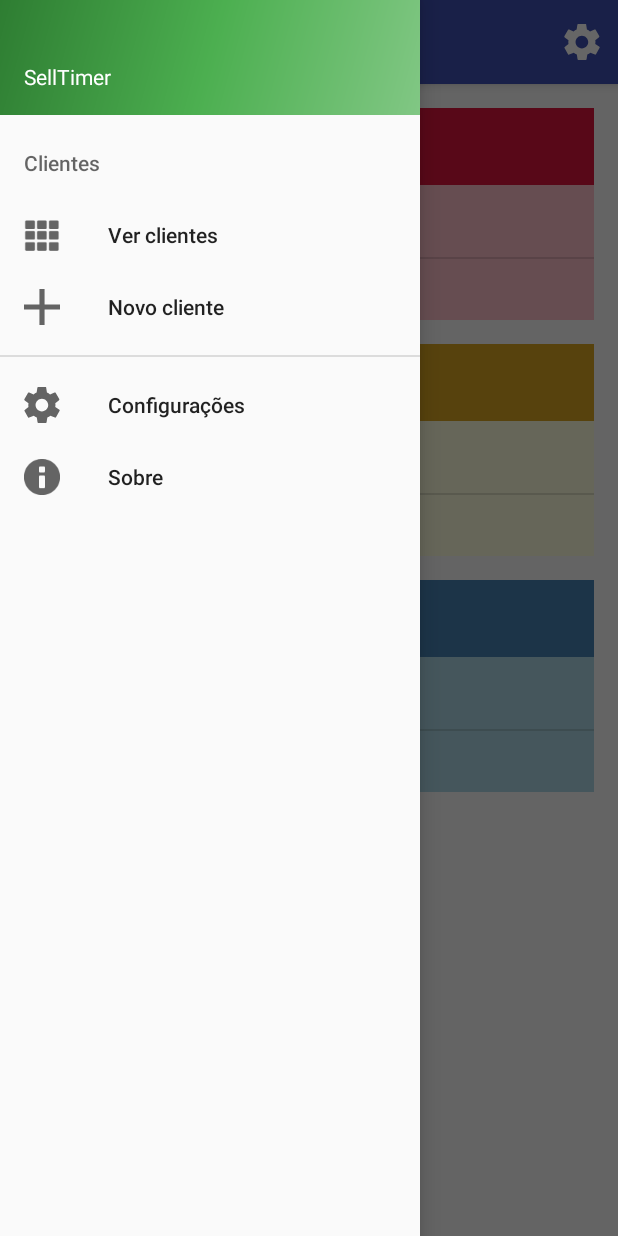
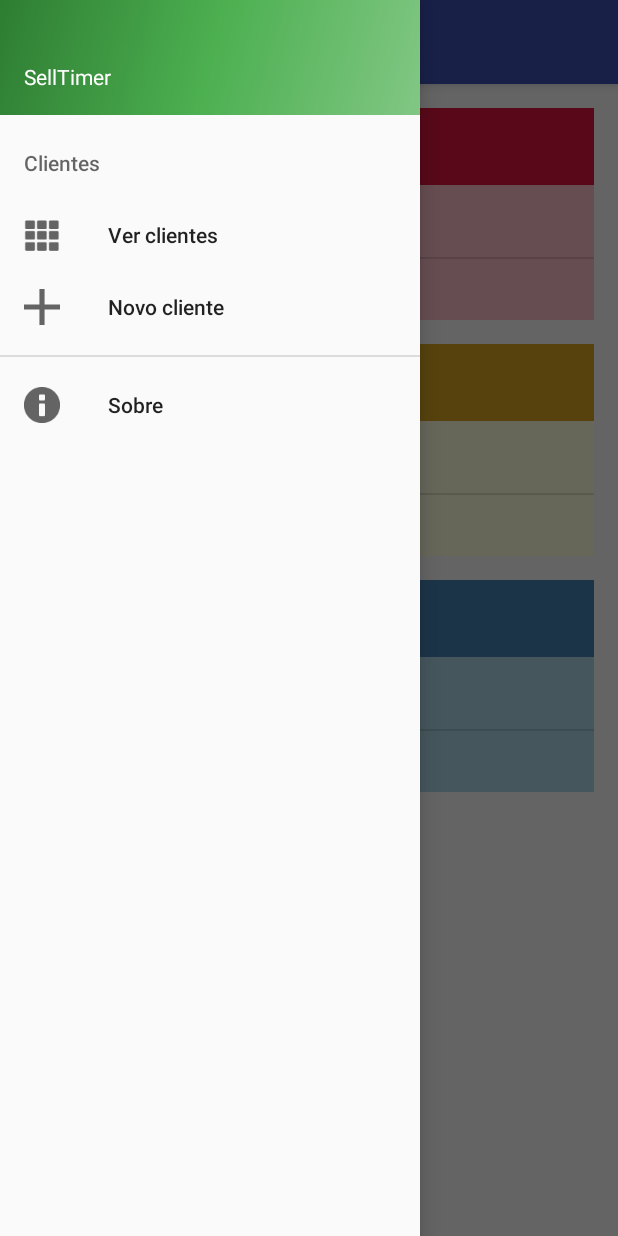
Before and after one commit to ezeqlabs/selltimer, an Android app: the screen it shows after launch (MainActivity), with the side drawer open, on a phone screen of 412 x 824 dp. Run offline under Robolectric (Android 15) with nearby library versions, the phone set to English and light mode, and no system bars.

Commit message:
Corrige problema na navegação

```diff
--- a/app/src/main/java/br/com/ezeqlabs/selltimer/CadastroClientesActivity.java
+++ b/app/src/main/java/br/com/ezeqlabs/selltimer/CadastroClientesActivity.java
@@ -1,5 +1,6 @@
 package br.com.ezeqlabs.selltimer;
 
+import android.content.Intent;
 import android.support.v7.app.AppCompatActivity;
 import android.os.Bundle;
 import android.view.Menu;
@@ -58,6 +59,8 @@ public class CadastroClientesActivity extends AppCompatActivity {
                 return true;
 
             case R.id.action_salvar:
+                Intent detalhe = new Intent(this, DetalheClienteActivity.class);
+                startActivity(detalhe);
                 return false;
 
             default:
--- a/app/src/main/java/br/com/ezeqlabs/selltimer/CadastroContatoActivity.java
+++ b/app/src/main/java/br/com/ezeqlabs/selltimer/CadastroContatoActivity.java
@@ -1,5 +1,6 @@
 package br.com.ezeqlabs.selltimer;
 
+import android.content.Intent;
 import android.support.v7.app.AppCompatActivity;
 import android.os.Bundle;
 import android.view.Menu;
@@ -38,6 +39,8 @@ public class CadastroContatoActivity extends AppCompatActivity {
                 return true;
 
             case R.id.action_salvar:
+                Intent detalhe = new Intent(this, DetalheContatoActivity.class);
+                startActivity(detalhe);
                 return false;
 
             default:
--- a/app/src/main/java/br/com/ezeqlabs/selltimer/MainActivity.java
+++ b/app/src/main/java/br/com/ezeqlabs/selltimer/MainActivity.java
@@ -76,12 +76,6 @@ public class MainActivity extends AppCompatActivity
     }
 
     @Override
-    public boolean onCreateOptionsMenu(Menu menu) {
-        getMenuInflater().inflate(R.menu.main, menu);
-        return true;
-    }
-
-    @Override
     public boolean onOptionsItemSelected(MenuItem item) {
         int id = item.getItemId();
 
--- a/app/src/main/res/menu/activity_main_drawer.xml
+++ b/app/src/main/res/menu/activity_main_drawer.xml
@@ -15,11 +15,6 @@
     </item>
 
     <item
-        android:id="@+id/config_sidemenu"
-        android:icon="@drawable/ic_settings"
-        android:title="@string/action_settings" />
-
-    <item
         android:id="@+id/info_sidemenu"
         android:icon="@android:drawable/ic_dialog_info"
         android:title="@string/sobre_sidemenu" />
```
